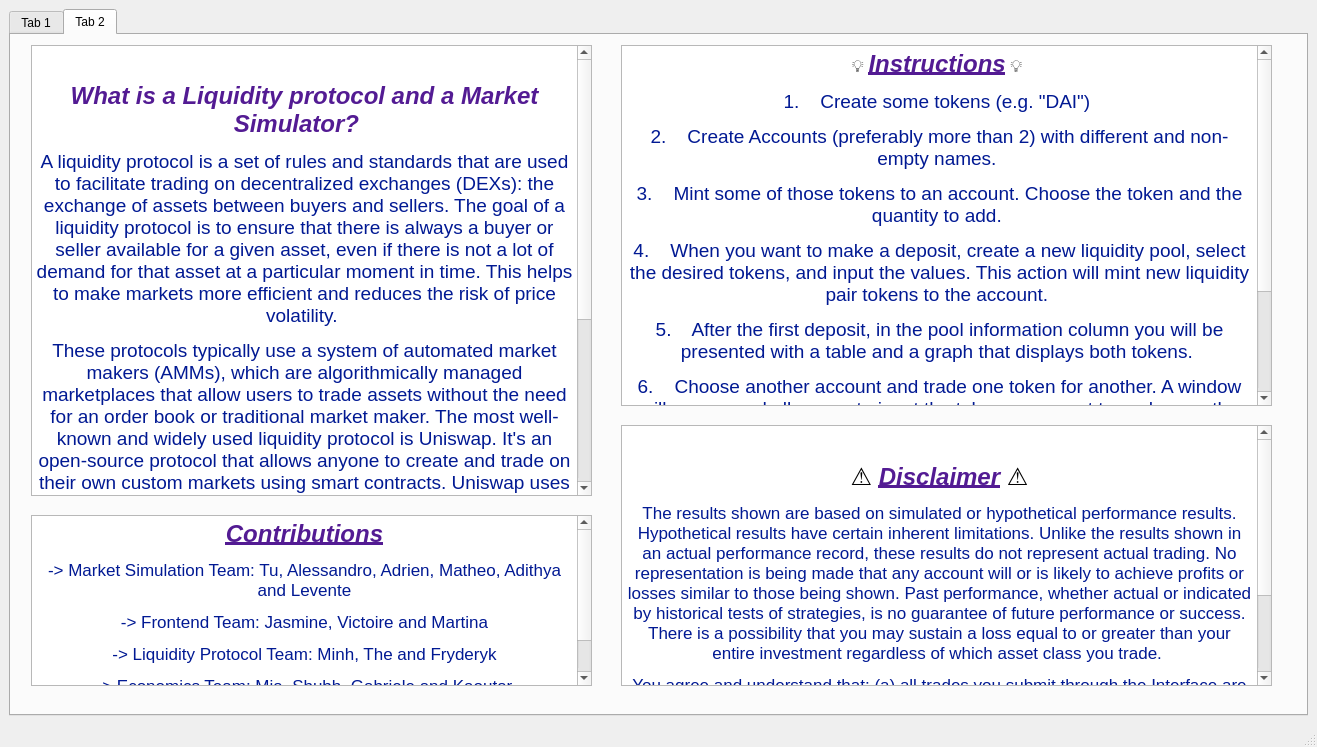
LiquidityProtocol/AMM-Simulator, file introductorywindow.ui: the form before one commit.
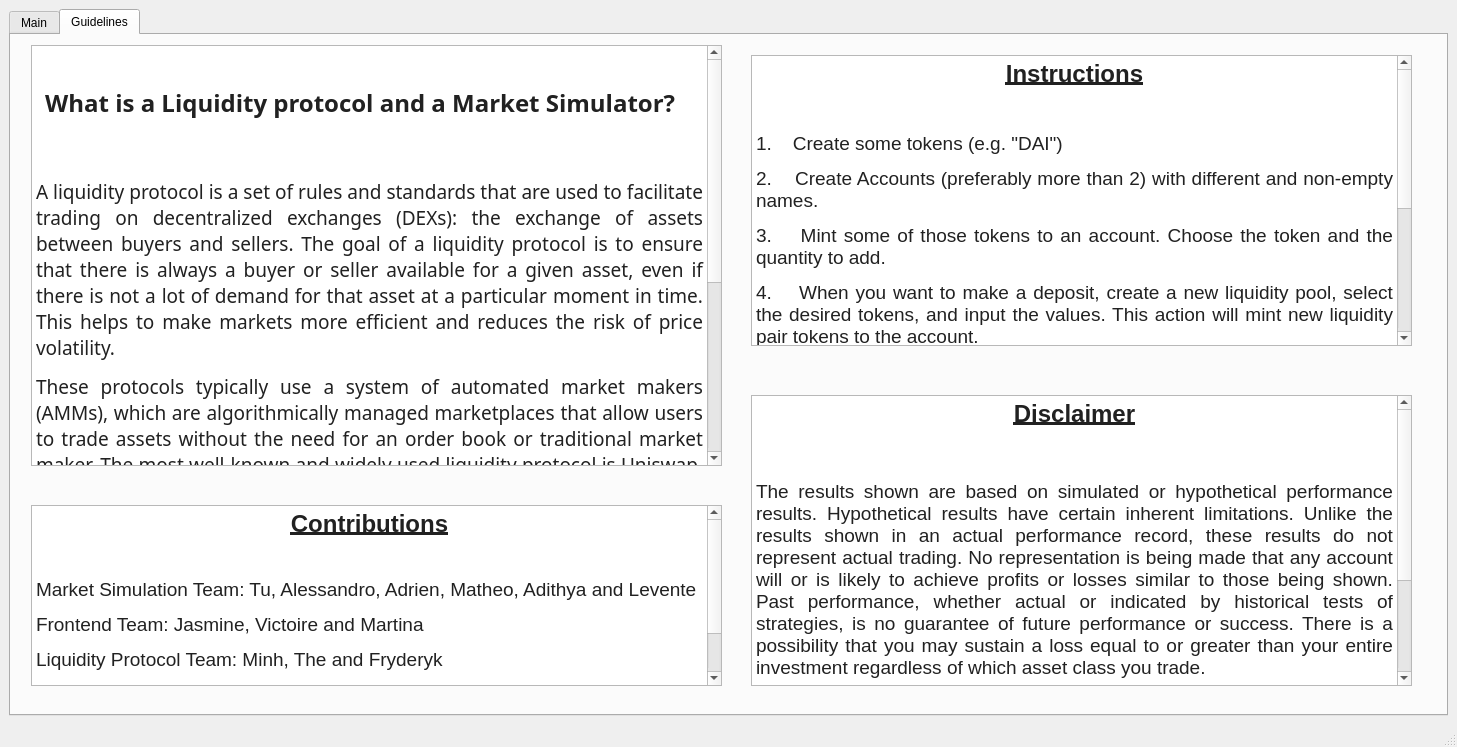
The form after the commit. The open tabs and pages were chosen to show the change. Icons and pictures are not drawn.

Commit message:
Updated Intro Window
Still need to set the tab widget as central widget and to add a background

Diff of the .ui file:
```diff
--- a/introductorywindow.ui
+++ b/introductorywindow.ui
@@ -2,11 +2,14 @@
 <ui version="4.0">
  <class>IntroductoryWindow</class>
  <widget class="QMainWindow" name="IntroductoryWindow">
+  <property name="enabled">
+   <bool>true</bool>
+  </property>
   <property name="geometry">
    <rect>
     <x>0</x>
     <y>0</y>
-    <width>1317</width>
+    <width>1457</width>
     <height>747</height>
    </rect>
   </property>
@@ -19,15 +22,24 @@
 </string>
   </property>
   <widget class="QWidget" name="centralwidget">
+   <property name="enabled">
+    <bool>true</bool>
+   </property>
    <layout class="QGridLayout" name="gridLayout">
     <item row="0" column="0">
      <widget class="QTabWidget" name="tabWidget">
+      <property name="styleSheet">
+       <string notr="true">
+
+
+</string>
+      </property>
       <property name="currentIndex">
        <number>0</number>
       </property>
       <widget class="QWidget" name="tab">
        <attribute name="title">
-        <string>Tab 1</string>
+        <string>Main</string>
        </attribute>
        <layout class="QFormLayout" name="formLayout">
         <item row="0" column="0">
@@ -70,17 +82,25 @@
       </widget>
       <widget class="QWidget" name="tab_2">
        <attribute name="title">
-        <string>Tab 2</string>
+        <string>Guidelines</string>
        </attribute>
        <widget class="QTextBrowser" name="textBrowser">
         <property name="geometry">
          <rect>
           <x>20</x>
           <y>10</y>
-          <width>561</width>
-          <height>451</height>
+          <width>691</width>
+          <height>421</height>
          </rect>
         </property>
+        <property name="font">
+         <font>
+          <family>Rockwell</family>
+          <pointsize>13</pointsize>
+          <italic>false</italic>
+          <bold>false</bold>
+         </font>
+        </property>
         <property name="styleSheet">
          <string notr="true">font: 13pt &quot;Rockwell&quot;;</string>
         </property>
@@ -89,21 +109,24 @@
 &lt;html&gt;&lt;head&gt;&lt;meta name=&quot;qrichtext&quot; content=&quot;1&quot; /&gt;&lt;meta charset=&quot;utf-8&quot; /&gt;&lt;style type=&quot;text/css&quot;&gt;
 p, li { white-space: pre-wrap; }
 hr { height: 1px; border-width: 0; }
+li.unchecked::marker { content: &quot;\2610&quot;; }
+li.checked::marker { content: &quot;\2612&quot;; }
 &lt;/style&gt;&lt;/head&gt;&lt;body style=&quot; font-family:'Rockwell'; font-size:13pt; font-weight:400; font-style:normal;&quot;&gt;
 &lt;p align=&quot;center&quot; style=&quot;-qt-paragraph-type:empty; margin-top:12px; margin-bottom:12px; margin-left:0px; margin-right:0px; -qt-block-indent:0; text-indent:0px; font-family:'.AppleSystemUIFont';&quot;&gt;&lt;br /&gt;&lt;/p&gt;
-&lt;p align=&quot;center&quot; style=&quot; margin-top:12px; margin-bottom:12px; margin-left:0px; margin-right:0px; -qt-block-indent:0; text-indent:0px;&quot;&gt;&lt;span style=&quot; font-family:'.AppleSystemUIFont'; font-size:18pt; font-weight:700; font-style:italic; color:#531b93;&quot;&gt;What is a Liquidity protocol and a Market Simulator? &lt;/span&gt;&lt;span style=&quot; font-family:'.AppleSystemUIFont';&quot;&gt;  &lt;/span&gt;&lt;/p&gt;
-&lt;p align=&quot;center&quot; style=&quot; margin-top:12px; margin-bottom:12px; margin-left:0px; margin-right:0px; -qt-block-indent:0; text-indent:0px;&quot;&gt;&lt;span style=&quot; font-family:'.AppleSystemUIFont'; font-size:14pt; color:#011993;&quot;&gt;A liquidity protocol is a set of rules and standards that are used to facilitate trading on decentralized exchanges (DEXs): the exchange of assets between buyers and sellers. The goal of a liquidity protocol is to ensure that there is always a buyer or seller available for a given asset, even if there is not a lot of demand for that asset at a particular moment in time. This helps to make markets more efficient and reduces the risk of price volatility. &lt;/span&gt;&lt;/p&gt;
-&lt;p align=&quot;center&quot; style=&quot; margin-top:12px; margin-bottom:12px; margin-left:0px; margin-right:0px; -qt-block-indent:0; text-indent:0px;&quot;&gt;&lt;span style=&quot; font-family:'.AppleSystemUIFont'; font-size:14pt; color:#011993;&quot;&gt;These protocols typically use a system of automated market makers (AMMs), which are algorithmically managed marketplaces that allow users to trade assets without the need for an order book or traditional market maker. The most well-known and widely used liquidity protocol is Uniswap. It's an open-source protocol that allows anyone to create and trade on their own custom markets using smart contracts. Uniswap uses liquidity pools to provide the necessary liquidity for trading. A liquidity pool is a smart contract that holds a balance of a certain asset and ETH. Anyone can add assets to the pool, which in turn increases the liquidity of the pool. In return for providing liquidity, the liquidity providers earn a small percentage of the trading fees from trades that occur within the pool. &lt;/span&gt;&lt;/p&gt;
-&lt;p align=&quot;center&quot; style=&quot; margin-top:12px; margin-bottom:12px; margin-left:0px; margin-right:0px; -qt-block-indent:0; text-indent:0px;&quot;&gt;&lt;span style=&quot; font-family:'.AppleSystemUIFont'; font-size:14pt; color:#011993;&quot;&gt;Market simulators are tools that can be used to test trading strategies and simulate the performance of different markets. They can be useful for traders, liquidity providers, and anyone who wants to understand how a market might behave under different conditions. &lt;/span&gt;&lt;/p&gt;&lt;/body&gt;&lt;/html&gt;</string>
+&lt;p align=&quot;center&quot; style=&quot; margin-top:12px; margin-bottom:12px; margin-left:0px; margin-right:0px; -qt-block-indent:0; text-indent:0px;&quot;&gt;&lt;span style=&quot; font-family:'.AppleSystemUIFont'; font-size:18pt; font-weight:700; color:#212121;&quot;&gt;What is a Liquidity protocol and a Market Simulator?&lt;/span&gt;&lt;span style=&quot; font-family:'.AppleSystemUIFont'; font-size:18pt; font-weight:700; font-style:italic; color:#212121;&quot;&gt; &lt;/span&gt;&lt;span style=&quot; font-family:'.AppleSystemUIFont'; font-size:18pt; color:#212121;&quot;&gt;  &lt;/span&gt;&lt;/p&gt;
+&lt;p align=&quot;center&quot; style=&quot;-qt-paragraph-type:empty; margin-top:12px; margin-bottom:12px; margin-left:0px; margin-right:0px; -qt-block-indent:0; text-indent:0px; font-family:'.AppleSystemUIFont'; font-size:18pt; color:#212121;&quot;&gt;&lt;br /&gt;&lt;/p&gt;
+&lt;p align=&quot;justify&quot; style=&quot; margin-top:12px; margin-bottom:12px; margin-left:0px; margin-right:0px; -qt-block-indent:0; text-indent:0px;&quot;&gt;&lt;span style=&quot; font-family:'.AppleSystemUIFont'; font-size:14pt; color:#212121;&quot;&gt;A liquidity protocol is a set of rules and standards that are used to facilitate trading on decentralized exchanges (DEXs): the exchange of assets between buyers and sellers. The goal of a liquidity protocol is to ensure that there is always a buyer or seller available for a given asset, even if there is not a lot of demand for that asset at a particular moment in time. This helps to make markets more efficient and reduces the risk of price volatility. &lt;/span&gt;&lt;/p&gt;
+&lt;p align=&quot;justify&quot; style=&quot; margin-top:12px; margin-bottom:12px; margin-left:0px; margin-right:0px; -qt-block-indent:0; text-indent:0px;&quot;&gt;&lt;span style=&quot; font-family:'.AppleSystemUIFont'; font-size:14pt; color:#212121;&quot;&gt;These protocols typically use a system of automated market makers (AMMs), which are algorithmically managed marketplaces that allow users to trade assets without the need for an order book or traditional market maker. The most well-known and widely used liquidity protocol is Uniswap. It's an open-source protocol that allows anyone to create and trade on their own custom markets using smart contracts. Uniswap uses liquidity pools to provide the necessary liquidity for trading. A liquidity pool is a smart contract that holds a balance of a certain asset and ETH. Anyone can add assets to the pool, which in turn increases the liquidity of the pool. In return for providing liquidity, the liquidity providers earn a small percentage of the trading fees from trades that occur within the pool. &lt;/span&gt;&lt;/p&gt;
+&lt;p align=&quot;justify&quot; style=&quot; margin-top:12px; margin-bottom:12px; margin-left:0px; margin-right:0px; -qt-block-indent:0; text-indent:0px;&quot;&gt;&lt;span style=&quot; font-family:'.AppleSystemUIFont'; font-size:14pt; color:#212121;&quot;&gt;Market simulators are tools that can be used to test trading strategies and simulate the performance of different markets. They can be useful for traders, liquidity providers, and anyone who wants to understand how a market might behave under different conditions. &lt;/span&gt;&lt;/p&gt;&lt;/body&gt;&lt;/html&gt;</string>
         </property>
        </widget>
        <widget class="QTextBrowser" name="textBrowser_2">
         <property name="geometry">
          <rect>
-          <x>610</x>
-          <y>10</y>
-          <width>651</width>
-          <height>361</height>
+          <x>740</x>
+          <y>20</y>
+          <width>661</width>
+          <height>291</height>
          </rect>
         </property>
         <property name="styleSheet">
@@ -114,25 +137,28 @@
 &lt;html&gt;&lt;head&gt;&lt;meta name=&quot;qrichtext&quot; content=&quot;1&quot; /&gt;&lt;meta charset=&quot;utf-8&quot; /&gt;&lt;style type=&quot;text/css&quot;&gt;
 p, li { white-space: pre-wrap; }
 hr { height: 1px; border-width: 0; }
+li.unchecked::marker { content: &quot;\2610&quot;; }
+li.checked::marker { content: &quot;\2612&quot;; }
 &lt;/style&gt;&lt;/head&gt;&lt;body style=&quot; font-family:'Rockwell'; font-size:13pt; font-weight:400; font-style:normal;&quot;&gt;
-&lt;p align=&quot;center&quot; style=&quot; margin-top:12px; margin-bottom:12px; margin-left:0px; margin-right:0px; -qt-block-indent:0; text-indent:0px;&quot;&gt;&lt;span style=&quot; font-family:'Apple Color Emoji';&quot;&gt;💡&lt;/span&gt;&lt;span style=&quot; font-family:'.AppleSystemUIFont';&quot;&gt; &lt;/span&gt;&lt;span style=&quot; font-family:'.AppleSystemUIFont'; font-size:18pt; font-weight:700; font-style:italic; text-decoration: underline; color:#531b93;&quot;&gt;Instructions&lt;/span&gt;&lt;span style=&quot; font-family:'.AppleSystemUIFont'; font-weight:700;&quot;&gt; &lt;/span&gt;&lt;span style=&quot; font-family:'Apple Color Emoji';&quot;&gt;💡&lt;/span&gt;&lt;span style=&quot; font-family:'.AppleSystemUIFont';&quot;&gt; &lt;/span&gt;&lt;/p&gt;
-&lt;p align=&quot;center&quot; style=&quot; margin-top:12px; margin-bottom:12px; margin-left:0px; margin-right:0px; -qt-block-indent:0; text-indent:0px;&quot;&gt;&lt;span style=&quot; font-family:'.AppleSystemUIFont'; font-size:14pt; color:#011993;&quot;&gt;1.    Create some tokens (e.g. &amp;quot;DAI&amp;quot;) &lt;/span&gt;&lt;/p&gt;
-&lt;p align=&quot;center&quot; style=&quot; margin-top:12px; margin-bottom:12px; margin-left:0px; margin-right:0px; -qt-block-indent:0; text-indent:0px;&quot;&gt;&lt;span style=&quot; font-family:'.AppleSystemUIFont'; font-size:14pt; color:#011993;&quot;&gt;2.    Create Accounts (preferably more than 2) with different and non-empty names. &lt;/span&gt;&lt;/p&gt;
-&lt;p align=&quot;center&quot; style=&quot; margin-top:12px; margin-bottom:12px; margin-left:0px; margin-right:0px; -qt-block-indent:0; text-indent:0px;&quot;&gt;&lt;span style=&quot; font-family:'.AppleSystemUIFont'; font-size:14pt; color:#011993;&quot;&gt;3.    Mint some of those tokens to an account. Choose the token and the quantity to add. &lt;/span&gt;&lt;/p&gt;
-&lt;p align=&quot;center&quot; style=&quot; margin-top:12px; margin-bottom:12px; margin-left:0px; margin-right:0px; -qt-block-indent:0; text-indent:0px;&quot;&gt;&lt;span style=&quot; font-family:'.AppleSystemUIFont'; font-size:14pt; color:#011993;&quot;&gt;4.    When you want to make a deposit, create a new liquidity pool, select the desired tokens, and input the values. This action will mint new liquidity pair tokens to the account. &lt;/span&gt;&lt;/p&gt;
-&lt;p align=&quot;center&quot; style=&quot; margin-top:12px; margin-bottom:12px; margin-left:0px; margin-right:0px; -qt-block-indent:0; text-indent:0px;&quot;&gt;&lt;span style=&quot; font-family:'.AppleSystemUIFont'; font-size:14pt; color:#011993;&quot;&gt;5.    After the first deposit, in the pool information column you will be presented with a table and a graph that displays both tokens. &lt;/span&gt;&lt;/p&gt;
-&lt;p align=&quot;center&quot; style=&quot; margin-top:12px; margin-bottom:12px; margin-left:0px; margin-right:0px; -qt-block-indent:0; text-indent:0px;&quot;&gt;&lt;span style=&quot; font-family:'.AppleSystemUIFont'; font-size:14pt; color:#011993;&quot;&gt;6.    Choose another account and trade one token for another. A window will pop up and allow you to input the tokens you want to exchange, the protocol (e.g. “UNISWAP V.2”) &lt;/span&gt;&lt;/p&gt;
-&lt;p align=&quot;center&quot; style=&quot; margin-top:12px; margin-bottom:12px; margin-left:0px; margin-right:0px; -qt-block-indent:0; text-indent:0px;&quot;&gt;&lt;span style=&quot; font-family:'.AppleSystemUIFont'; font-size:14pt; color:#011993;&quot;&gt;7.    Change the &amp;quot;real world&amp;quot; market price on tokens to simulate arbitrage opportunities &lt;/span&gt;&lt;/p&gt;
-&lt;p align=&quot;center&quot; style=&quot; margin-top:12px; margin-bottom:12px; margin-left:0px; margin-right:0px; -qt-block-indent:0; text-indent:0px;&quot;&gt;&lt;span style=&quot; font-family:'.AppleSystemUIFont'; font-size:14pt; color:#011993;&quot;&gt;8.    Withdraw a percentage your position to get back the value + a share of accrued pool fees. &lt;/span&gt;&lt;/p&gt;&lt;/body&gt;&lt;/html&gt;</string>
+&lt;p align=&quot;center&quot; style=&quot; margin-top:12px; margin-bottom:12px; margin-left:0px; margin-right:0px; -qt-block-indent:0; text-indent:0px;&quot;&gt;&lt;span style=&quot; font-family:'.AppleSystemUIFont'; color:#212121;&quot;&gt; &lt;/span&gt;&lt;span style=&quot; font-family:'.AppleSystemUIFont'; font-size:18pt; font-weight:700; text-decoration: underline; color:#212121;&quot;&gt;Instructions&lt;/span&gt;&lt;span style=&quot; font-family:'.AppleSystemUIFont'; font-weight:700; font-style:italic; color:#212121;&quot;&gt; &lt;/span&gt;&lt;/p&gt;
+&lt;p align=&quot;center&quot; style=&quot;-qt-paragraph-type:empty; margin-top:12px; margin-bottom:12px; margin-left:0px; margin-right:0px; -qt-block-indent:0; text-indent:0px; font-family:'.AppleSystemUIFont'; font-weight:700; font-style:italic; color:#212121;&quot;&gt;&lt;br /&gt;&lt;/p&gt;
+&lt;p align=&quot;justify&quot; style=&quot; margin-top:12px; margin-bottom:12px; margin-left:0px; margin-right:0px; -qt-block-indent:0; text-indent:0px;&quot;&gt;&lt;span style=&quot; font-family:'.AppleSystemUIFont'; font-size:14pt; color:#212121;&quot;&gt;1.    Create some tokens (e.g. &amp;quot;DAI&amp;quot;) &lt;/span&gt;&lt;/p&gt;
+&lt;p align=&quot;justify&quot; style=&quot; margin-top:12px; margin-bottom:12px; margin-left:0px; margin-right:0px; -qt-block-indent:0; text-indent:0px;&quot;&gt;&lt;span style=&quot; font-family:'.AppleSystemUIFont'; font-size:14pt; color:#212121;&quot;&gt;2.    Create Accounts (preferably more than 2) with different and non-empty names. &lt;/span&gt;&lt;/p&gt;
+&lt;p align=&quot;justify&quot; style=&quot; margin-top:12px; margin-bottom:12px; margin-left:0px; margin-right:0px; -qt-block-indent:0; text-indent:0px;&quot;&gt;&lt;span style=&quot; font-family:'.AppleSystemUIFont'; font-size:14pt; color:#212121;&quot;&gt;3.    Mint some of those tokens to an account. Choose the token and the quantity to add. &lt;/span&gt;&lt;/p&gt;
+&lt;p align=&quot;justify&quot; style=&quot; margin-top:12px; margin-bottom:12px; margin-left:0px; margin-right:0px; -qt-block-indent:0; text-indent:0px;&quot;&gt;&lt;span style=&quot; font-family:'.AppleSystemUIFont'; font-size:14pt; color:#212121;&quot;&gt;4.    When you want to make a deposit, create a new liquidity pool, select the desired tokens, and input the values. This action will mint new liquidity pair tokens to the account. &lt;/span&gt;&lt;/p&gt;
+&lt;p align=&quot;justify&quot; style=&quot; margin-top:12px; margin-bottom:12px; margin-left:0px; margin-right:0px; -qt-block-indent:0; text-indent:0px;&quot;&gt;&lt;span style=&quot; font-family:'.AppleSystemUIFont'; font-size:14pt; color:#212121;&quot;&gt;5.    After the first deposit, in the pool information column you will be presented with a table and a graph that displays both tokens. &lt;/span&gt;&lt;/p&gt;
+&lt;p align=&quot;justify&quot; style=&quot; margin-top:12px; margin-bottom:12px; margin-left:0px; margin-right:0px; -qt-block-indent:0; text-indent:0px;&quot;&gt;&lt;span style=&quot; font-family:'.AppleSystemUIFont'; font-size:14pt; color:#212121;&quot;&gt;6.    Choose another account and trade one token for another. A window will pop up and allow you to input the tokens you want to exchange, the protocol (e.g. “UNISWAP V.2”) &lt;/span&gt;&lt;/p&gt;
+&lt;p align=&quot;justify&quot; style=&quot; margin-top:12px; margin-bottom:12px; margin-left:0px; margin-right:0px; -qt-block-indent:0; text-indent:0px;&quot;&gt;&lt;span style=&quot; font-family:'.AppleSystemUIFont'; font-size:14pt; color:#212121;&quot;&gt;7.    Change the &amp;quot;real world&amp;quot; market price on tokens to simulate arbitrage opportunities &lt;/span&gt;&lt;/p&gt;
+&lt;p align=&quot;justify&quot; style=&quot; margin-top:12px; margin-bottom:12px; margin-left:0px; margin-right:0px; -qt-block-indent:0; text-indent:0px;&quot;&gt;&lt;span style=&quot; font-family:'.AppleSystemUIFont'; font-size:14pt; color:#212121;&quot;&gt;8.    Withdraw a percentage your position to get back the value + a share of accrued pool fees. &lt;/span&gt;&lt;/p&gt;&lt;/body&gt;&lt;/html&gt;</string>
         </property>
        </widget>
        <widget class="QTextBrowser" name="textBrowser_3">
         <property name="geometry">
          <rect>
-          <x>610</x>
-          <y>390</y>
-          <width>651</width>
-          <height>261</height>
+          <x>740</x>
+          <y>360</y>
+          <width>661</width>
+          <height>291</height>
          </rect>
         </property>
         <property name="html">
@@ -140,21 +166,23 @@
 &lt;html&gt;&lt;head&gt;&lt;meta name=&quot;qrichtext&quot; content=&quot;1&quot; /&gt;&lt;meta charset=&quot;utf-8&quot; /&gt;&lt;style type=&quot;text/css&quot;&gt;
 p, li { white-space: pre-wrap; }
 hr { height: 1px; border-width: 0; }
+li.unchecked::marker { content: &quot;\2610&quot;; }
+li.checked::marker { content: &quot;\2612&quot;; }
 &lt;/style&gt;&lt;/head&gt;&lt;body style=&quot; font-family:'.AppleSystemUIFont'; font-size:13pt; font-weight:400; font-style:normal;&quot;&gt;
-&lt;p align=&quot;center&quot; style=&quot;-qt-paragraph-type:empty; margin-top:12px; margin-bottom:12px; margin-left:0px; margin-right:0px; -qt-block-indent:0; text-indent:0px;&quot;&gt;&lt;br /&gt;&lt;/p&gt;
-&lt;p align=&quot;center&quot; style=&quot; margin-top:12px; margin-bottom:12px; margin-left:0px; margin-right:0px; -qt-block-indent:0; text-indent:0px;&quot;&gt;&lt;span style=&quot; font-size:18pt; color:#000000;&quot;&gt;⚠ &lt;/span&gt;&lt;span style=&quot; font-size:18pt; font-weight:700; font-style:italic; text-decoration: underline; color:#531b93;&quot;&gt;Disclaimer&lt;/span&gt;&lt;span style=&quot; font-size:18pt; color:#531b93;&quot;&gt; &lt;/span&gt;&lt;span style=&quot; font-size:18pt; color:#000000;&quot;&gt;⚠&lt;/span&gt;&lt;/p&gt;
-&lt;p align=&quot;center&quot; style=&quot; margin-top:12px; margin-bottom:12px; margin-left:0px; margin-right:0px; -qt-block-indent:0; text-indent:0px;&quot;&gt;&lt;span style=&quot; color:#011993;&quot;&gt;The results shown are based on simulated or hypothetical performance results. Hypothetical results have certain inherent limitations. Unlike the results shown in an actual performance record, these results do not represent actual trading. No representation is being made that any account will or is likely to achieve profits or losses similar to those being shown. Past performance, whether actual or indicated by historical tests of strategies, is no guarantee of future performance or success. There is a possibility that you may sustain a loss equal to or greater than your entire investment regardless of which asset class you trade. &lt;/span&gt;&lt;/p&gt;
-&lt;p align=&quot;center&quot; style=&quot; margin-top:0px; margin-bottom:0px; margin-left:0px; margin-right:0px; -qt-block-indent:0; text-indent:0px;&quot;&gt;&lt;span style=&quot; color:#011993;&quot;&gt;You agree and understand that: (a) all trades you submit through the Interface are considered unsolicited, which means that they are solely initiated by you; (b) you have not received any investment advice from us in connection with any trades, including those you place via our Auto Routing API; and (c) we do not conduct a suitability review of any trades you submit. &lt;/span&gt;&lt;/p&gt;
-&lt;p style=&quot;-qt-paragraph-type:empty; margin-top:12px; margin-bottom:12px; margin-left:0px; margin-right:0px; -qt-block-indent:0; text-indent:0px; color:#011993;&quot;&gt;&lt;br /&gt;&lt;/p&gt;&lt;/body&gt;&lt;/html&gt;</string>
+&lt;p align=&quot;center&quot; style=&quot; margin-top:12px; margin-bottom:12px; margin-left:0px; margin-right:0px; -qt-block-indent:0; text-indent:0px;&quot;&gt;&lt;span style=&quot; font-size:18pt; font-weight:700; text-decoration: underline; color:#212121;&quot;&gt;Disclaimer&lt;/span&gt;&lt;/p&gt;
+&lt;p align=&quot;center&quot; style=&quot;-qt-paragraph-type:empty; margin-top:12px; margin-bottom:12px; margin-left:0px; margin-right:0px; -qt-block-indent:0; text-indent:0px; font-size:18pt; font-weight:700; text-decoration: underline; color:#212121;&quot;&gt;&lt;br /&gt;&lt;/p&gt;
+&lt;p align=&quot;justify&quot; style=&quot; margin-top:12px; margin-bottom:12px; margin-left:0px; margin-right:0px; -qt-block-indent:0; text-indent:0px;&quot;&gt;&lt;span style=&quot; font-size:14pt; color:#212121;&quot;&gt;The results shown are based on simulated or hypothetical performance results. Hypothetical results have certain inherent limitations. Unlike the results shown in an actual performance record, these results do not represent actual trading. No representation is being made that any account will or is likely to achieve profits or losses similar to those being shown. Past performance, whether actual or indicated by historical tests of strategies, is no guarantee of future performance or success. There is a possibility that you may sustain a loss equal to or greater than your entire investment regardless of which asset class you trade. &lt;/span&gt;&lt;/p&gt;
+&lt;p align=&quot;justify&quot; style=&quot; margin-top:0px; margin-bottom:0px; margin-left:0px; margin-right:0px; -qt-block-indent:0; text-indent:0px;&quot;&gt;&lt;span style=&quot; font-size:14pt; color:#212121;&quot;&gt;You agree and understand that: (a) all trades you submit through the Interface are considered unsolicited, which means that they are solely initiated by you; (b) you have not received any investment advice from us in connection with any trades, including those you place via our Auto Routing API; and (c) we do not conduct a suitability review of any trades you submit. &lt;/span&gt;&lt;/p&gt;
+&lt;p align=&quot;justify&quot; style=&quot;-qt-paragraph-type:empty; margin-top:12px; margin-bottom:12px; margin-left:0px; margin-right:0px; -qt-block-indent:0; text-indent:0px; color:#212121;&quot;&gt;&lt;br /&gt;&lt;/p&gt;&lt;/body&gt;&lt;/html&gt;</string>
         </property>
        </widget>
        <widget class="QTextBrowser" name="textBrowser_4">
         <property name="geometry">
          <rect>
           <x>20</x>
-          <y>480</y>
-          <width>561</width>
-          <height>171</height>
+          <y>470</y>
+          <width>691</width>
+          <height>181</height>
          </rect>
         </property>
         <property name="frameShape">
@@ -171,13 +199,16 @@
 &lt;html&gt;&lt;head&gt;&lt;meta name=&quot;qrichtext&quot; content=&quot;1&quot; /&gt;&lt;meta charset=&quot;utf-8&quot; /&gt;&lt;style type=&quot;text/css&quot;&gt;
 p, li { white-space: pre-wrap; }
 hr { height: 1px; border-width: 0; }
+li.unchecked::marker { content: &quot;\2610&quot;; }
+li.checked::marker { content: &quot;\2612&quot;; }
 &lt;/style&gt;&lt;/head&gt;&lt;body style=&quot; font-family:'.AppleSystemUIFont'; font-size:13pt; font-weight:400; font-style:normal;&quot;&gt;
-&lt;p align=&quot;center&quot; style=&quot; margin-top:0px; margin-bottom:0px; margin-left:0px; margin-right:0px; -qt-block-indent:0; text-indent:0px;&quot;&gt;&lt;span style=&quot; font-size:18pt; font-weight:700; font-style:italic; text-decoration: underline; color:#531b93;&quot;&gt;Contributions&lt;/span&gt;&lt;/p&gt;
-&lt;p align=&quot;center&quot; style=&quot; margin-top:12px; margin-bottom:12px; margin-left:0px; margin-right:0px; -qt-block-indent:0; text-indent:0px;&quot;&gt;&lt;span style=&quot; color:#011993;&quot;&gt;-&amp;gt; Market Simulation Team: Tu, Alessandro, Adrien, Matheo, Adithya and Levente&lt;/span&gt;&lt;/p&gt;
-&lt;p align=&quot;center&quot; style=&quot; margin-top:12px; margin-bottom:12px; margin-left:0px; margin-right:0px; -qt-block-indent:0; text-indent:0px;&quot;&gt;&lt;span style=&quot; color:#011993;&quot;&gt;-&amp;gt; Frontend Team: Jasmine, Victoire and Martina&lt;/span&gt;&lt;/p&gt;
-&lt;p align=&quot;center&quot; style=&quot; margin-top:12px; margin-bottom:12px; margin-left:0px; margin-right:0px; -qt-block-indent:0; text-indent:0px;&quot;&gt;&lt;span style=&quot; color:#011993;&quot;&gt;-&amp;gt; Liquidity Protocol Team: Minh, The and Fryderyk&lt;/span&gt;&lt;/p&gt;
-&lt;p align=&quot;center&quot; style=&quot; margin-top:12px; margin-bottom:12px; margin-left:0px; margin-right:0px; -qt-block-indent:0; text-indent:0px;&quot;&gt;&lt;span style=&quot; color:#011993;&quot;&gt;-&amp;gt; Economics Team: Mia, Shubh, Gabriele and Kaoutar&lt;/span&gt;&lt;/p&gt;
-&lt;p align=&quot;center&quot; style=&quot; margin-top:12px; margin-bottom:12px; margin-left:0px; margin-right:0px; -qt-block-indent:0; text-indent:0px;&quot;&gt;&lt;span style=&quot; color:#011993;&quot;&gt;-&amp;gt; Mathematics Team: Amine, Julien and Duc &lt;/span&gt;&lt;/p&gt;&lt;/body&gt;&lt;/html&gt;</string>
+&lt;p align=&quot;center&quot; style=&quot; margin-top:0px; margin-bottom:0px; margin-left:0px; margin-right:0px; -qt-block-indent:0; text-indent:0px;&quot;&gt;&lt;span style=&quot; font-size:18pt; font-weight:700; text-decoration: underline; color:#212121;&quot;&gt;Contributions&lt;/span&gt;&lt;/p&gt;
+&lt;p align=&quot;center&quot; style=&quot;-qt-paragraph-type:empty; margin-top:0px; margin-bottom:0px; margin-left:0px; margin-right:0px; -qt-block-indent:0; text-indent:0px; font-size:18pt; font-weight:700; text-decoration: underline; color:#212121;&quot;&gt;&lt;br /&gt;&lt;/p&gt;
+&lt;p style=&quot; margin-top:12px; margin-bottom:12px; margin-left:0px; margin-right:0px; -qt-block-indent:0; text-indent:0px;&quot;&gt;&lt;span style=&quot; font-size:14pt; color:#212121;&quot;&gt;Market Simulation Team: Tu, Alessandro, Adrien, Matheo, Adithya and Levente&lt;/span&gt;&lt;/p&gt;
+&lt;p style=&quot; margin-top:12px; margin-bottom:12px; margin-left:0px; margin-right:0px; -qt-block-indent:0; text-indent:0px;&quot;&gt;&lt;span style=&quot; font-size:14pt; color:#212121;&quot;&gt;Frontend Team: Jasmine, Victoire and Martina&lt;/span&gt;&lt;/p&gt;
+&lt;p style=&quot; margin-top:12px; margin-bottom:12px; margin-left:0px; margin-right:0px; -qt-block-indent:0; text-indent:0px;&quot;&gt;&lt;span style=&quot; font-size:14pt; color:#212121;&quot;&gt;Liquidity Protocol Team: Minh, The and Fryderyk&lt;/span&gt;&lt;/p&gt;
+&lt;p style=&quot; margin-top:12px; margin-bottom:12px; margin-left:0px; margin-right:0px; -qt-block-indent:0; text-indent:0px;&quot;&gt;&lt;span style=&quot; font-size:14pt; color:#212121;&quot;&gt;Economics Research Team: Mia, Shubh, Gabriele and Kaoutar&lt;/span&gt;&lt;/p&gt;
+&lt;p style=&quot; margin-top:12px; margin-bottom:12px; margin-left:0px; margin-right:0px; -qt-block-indent:0; text-indent:0px;&quot;&gt;&lt;span style=&quot; font-size:14pt; color:#212121;&quot;&gt;Mathematics Research Team: Amine, Julien and Duc &lt;/span&gt;&lt;/p&gt;&lt;/body&gt;&lt;/html&gt;</string>
         </property>
        </widget>
       </widget>
```
Left out of the diff: 43 changed lines with no effect on the pictures. The commit also changes 8 other files.
